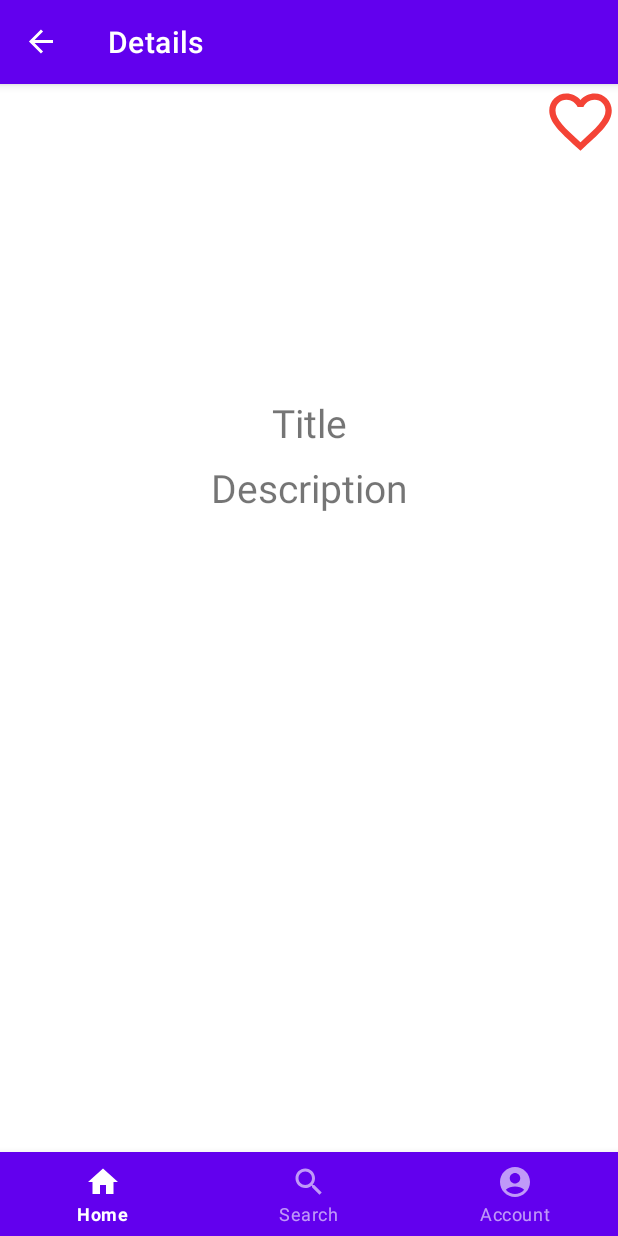
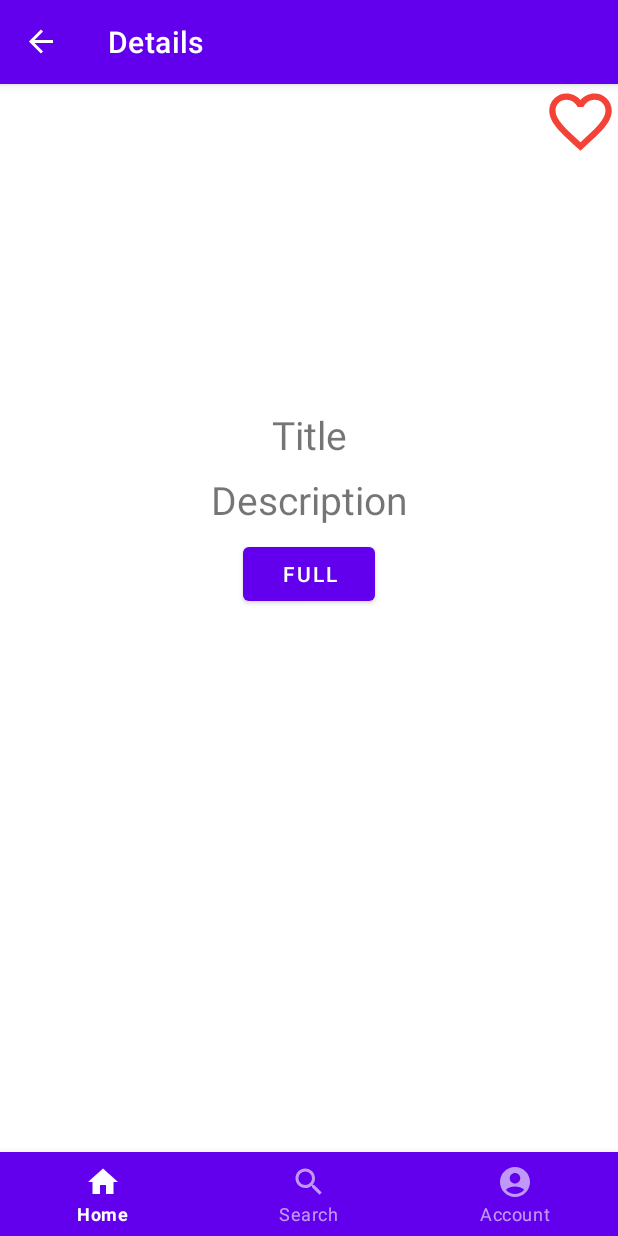
Before and after one commit to Evgeniy7891/MoviesApp, an Android app: the DetailsFragment screen opened through its navigation route, on a phone screen of 412 x 824 dp. Run offline under Robolectric (Android 15) with nearby library versions, the phone set to English and light mode, and no system bars; our stand-ins replace Dagger/Hilt's generated code, navigation-ui; pictures from the network do not load; 6 statements that could not run were skipped.

Commit message:
Create details for movie

```diff
--- a/app/src/main/java/ru/cft/movieapp/data/datasources/MovieRemoteDataSource.kt
+++ b/app/src/main/java/ru/cft/movieapp/data/datasources/MovieRemoteDataSource.kt
@@ -1,9 +1,11 @@
 package ru.cft.movieapp.data.datasources
 
+import ru.cft.movieapp.models.ItemDetails
 import ru.cft.movieapp.models.MoviesModel
 
 interface MovieRemoteDataSource {
     suspend fun getMovies() : MoviesModel
     suspend fun searchMovies(name:String) : MoviesModel
     suspend fun getTv () : MoviesModel
+    suspend fun getDetails (id: Int) : ItemDetails
 }
--- a/app/src/main/java/ru/cft/movieapp/domain/repository/MoviesRepository.kt
+++ b/app/src/main/java/ru/cft/movieapp/domain/repository/MoviesRepository.kt
@@ -1,10 +1,12 @@
 package ru.cft.movieapp.domain.repository
 
 import ru.cft.movieapp.domain.model.NetworkState
+import ru.cft.movieapp.models.ItemDetails
 import ru.cft.movieapp.models.MoviesModel
 
 interface MoviesRepository {
     suspend fun getMovies(): NetworkState<MoviesModel>
     suspend fun searchMovies(name : String) : NetworkState<MoviesModel>
     suspend fun getTv() : NetworkState<MoviesModel>
+    suspend fun getDetails(id: Int) : NetworkState<ItemDetails>
 }
--- /dev/null
+++ b/app/src/main/java/ru/cft/movieapp/domain/usecases/GetDetailsUseCase.kt
@@ -0,0 +1,13 @@
+package ru.cft.movieapp.domain.usecases
+
+import ru.cft.movieapp.domain.model.NetworkState
+import ru.cft.movieapp.domain.repository.MoviesRepository
+import ru.cft.movieapp.models.ItemDetails
+import javax.inject.Inject
+
+class GetDetailsUseCase @Inject constructor(private val repository: MoviesRepository) {
+
+    suspend operator fun invoke(id : Int): NetworkState<ItemDetails> {
+        return repository.getDetails(id)
+    }
+}
--- a/app/src/main/java/ru/cft/movieapp/providers/MoviesRemoteDataSourceImpl.kt
+++ b/app/src/main/java/ru/cft/movieapp/providers/MoviesRemoteDataSourceImpl.kt
@@ -2,6 +2,7 @@ package ru.cft.movieapp.providers
 
 import retrofit2.Response
 import ru.cft.movieapp.data.datasources.MovieRemoteDataSource
+import ru.cft.movieapp.models.ItemDetails
 import ru.cft.movieapp.models.MoviesModel
 import javax.inject.Inject
 
@@ -18,4 +19,8 @@ class MoviesRemoteDataSourceImpl @Inject constructor(private val apiService: Net
     override suspend fun getTv(): MoviesModel {
         return apiService.getPopularTv()
     }
+
+    override suspend fun getDetails(id: Int): ItemDetails {
+        return apiService.getDetails(id)
+    }
 }
--- a/app/src/main/java/ru/cft/movieapp/providers/NetworkService.kt
+++ b/app/src/main/java/ru/cft/movieapp/providers/NetworkService.kt
@@ -1,8 +1,10 @@
 package ru.cft.movieapp.providers
 
 import retrofit2.http.GET
+import retrofit2.http.Path
 import retrofit2.http.Query
 import ru.cft.movieapp.models.MoviesModel
+import ru.cft.movieapp.models.ItemDetails
 
 interface NetworkService {
 
@@ -14,4 +16,7 @@ interface NetworkService {
 
     @GET("/3/tv/popular?api_key=${Api.KEY}")
     suspend fun getPopularTv() : MoviesModel
+
+    @GET("/3/movie/{id}?api_key=${Api.KEY}")
+    suspend fun getDetails(@Path("id") id: Int) : ItemDetails
 }
--- a/app/src/main/java/ru/cft/movieapp/ui/details/DetailsViewModel.kt
+++ b/app/src/main/java/ru/cft/movieapp/ui/details/DetailsViewModel.kt
@@ -4,16 +4,25 @@ import androidx.lifecycle.ViewModel
 import androidx.lifecycle.viewModelScope
 import dagger.hilt.android.lifecycle.HiltViewModel
 import kotlinx.coroutines.Dispatchers
+import kotlinx.coroutines.flow.MutableSharedFlow
+import kotlinx.coroutines.flow.MutableStateFlow
+import kotlinx.coroutines.flow.asSharedFlow
+import kotlinx.coroutines.flow.asStateFlow
 import kotlinx.coroutines.launch
+import ru.cft.movieapp.domain.model.NetworkState
 import ru.cft.movieapp.domain.usecases.DeleteFavoriteUseCase
+import ru.cft.movieapp.domain.usecases.GetDetailsUseCase
 import ru.cft.movieapp.domain.usecases.InsertFavoriteUseCase
+import ru.cft.movieapp.models.ItemDetails
 import ru.cft.movieapp.models.MovieItemModel
+import ru.cft.movieapp.models.MoviesModel
 import javax.inject.Inject
 
 @HiltViewModel
 class DetailsViewModel @Inject constructor(
     private val insertFavoriteUseCase: InsertFavoriteUseCase,
-    private val deleteFavoriteUseCase: DeleteFavoriteUseCase
+    private val deleteFavoriteUseCase: DeleteFavoriteUseCase,
+    private val getDetailsUseCase: GetDetailsUseCase
 ) : ViewModel() {
 
     fun insert(movieItemModel: MovieItemModel) =
@@ -23,6 +32,23 @@ class DetailsViewModel @Inject constructor(
 
     fun delete(movieItemModel: MovieItemModel) =
         viewModelScope.launch(Dispatchers.IO) {
-            deleteFavoriteUseCase.invoke(movieItemModel)
+           val z = deleteFavoriteUseCase.invoke(movieItemModel)
         }
+
+    private val _errorMessage = MutableSharedFlow<String>()
+    val errorMessage = _errorMessage.asSharedFlow()
+
+    private val _isLoading = MutableStateFlow<Boolean>(false)
+    val isLoading = _isLoading.asStateFlow()
+
+    private val _result = MutableStateFlow<ItemDetails?>(null)
+    val result = _result.asStateFlow()
+
+    fun getDetails(id: Int) = viewModelScope.launch {
+        when (val response = getDetailsUseCase.invoke(id)) {
+            is NetworkState.Error -> _errorMessage.emit(response.throwable)
+            is NetworkState.Loading -> TODO("not implemented yet")
+            is NetworkState.Success -> _result.emit(response.success)
+        }
+    }
 }
--- a/app/src/main/res/layout/fragment_details.xml
+++ b/app/src/main/res/layout/fragment_details.xml
@@ -10,6 +10,9 @@
         android:id="@+id/iv_movie"
         android:layout_width="match_parent"
         android:layout_height="200dp"
+        android:layout_marginStart="8dp"
+        android:layout_marginTop="8dp"
+        android:layout_marginEnd="8dp"
         app:layout_constraintEnd_toEndOf="parent"
         app:layout_constraintStart_toStartOf="parent"
         app:layout_constraintTop_toTopOf="parent"
@@ -46,4 +49,14 @@
         app:layout_constraintEnd_toEndOf="parent"
         app:layout_constraintStart_toStartOf="parent"
         app:layout_constraintTop_toBottomOf="@+id/tv_title" />
+
+    <Button
+        android:id="@+id/btn_full_content"
+        android:layout_width="wrap_content"
+        android:layout_height="wrap_content"
+        android:layout_marginTop="8dp"
+        android:text="Full"
+        app:layout_constraintEnd_toEndOf="parent"
+        app:layout_constraintStart_toStartOf="parent"
+        app:layout_constraintTop_toBottomOf="@+id/tv_description" />
 </androidx.constraintlayout.widget.ConstraintLayout>
--- a/app/src/main/res/values/colors.xml
+++ b/app/src/main/res/values/colors.xml
@@ -7,4 +7,5 @@
     <color name="teal_700">#FF018786</color>
     <color name="black">#FF000000</color>
     <color name="white">#FFFFFFFF</color>
+    <color name="transparent">#A4C59E9E</color>
 </resources>
--- a/app/src/main/res/values/themes.xml
+++ b/app/src/main/res/values/themes.xml
@@ -44,4 +44,8 @@
         <item name="cornerSize">15%</item>
     </style>
 
+    <style name="AlertDialogTheme" parent="Theme.AppCompat.Light.Dialog.Alert">
+        <item name="android:windowBackground">@android:color/transparent</item>
+    </style>
+
 </resources>
```
Also changed, not shown: app/src/main/java/ru/cft/movieapp/data/repository/MoviesRepositoryImpl.kt (+7 -0 lines), app/src/main/java/ru/cft/movieapp/models/Genre.kt (added, +10 -0 lines), app/src/main/java/ru/cft/movieapp/models/ItemDetails.kt (added, +33 -0 lines), app/src/main/java/ru/cft/movieapp/models/ProductionCompany.kt (added, +12 -0 lines), app/src/main/java/ru/cft/movieapp/models/ProductionCountry.kt (added, +10 -0 lines), app/src/main/java/ru/cft/movieapp/models/SpokenLanguage.kt (added, +11 -0 lines), app/src/main/java/ru/cft/movieapp/ui/details/DetailsFragment.kt (+43 -2 lines), app/src/main/res/layout/dialog_details.xml (added, +89 -0 lines).
